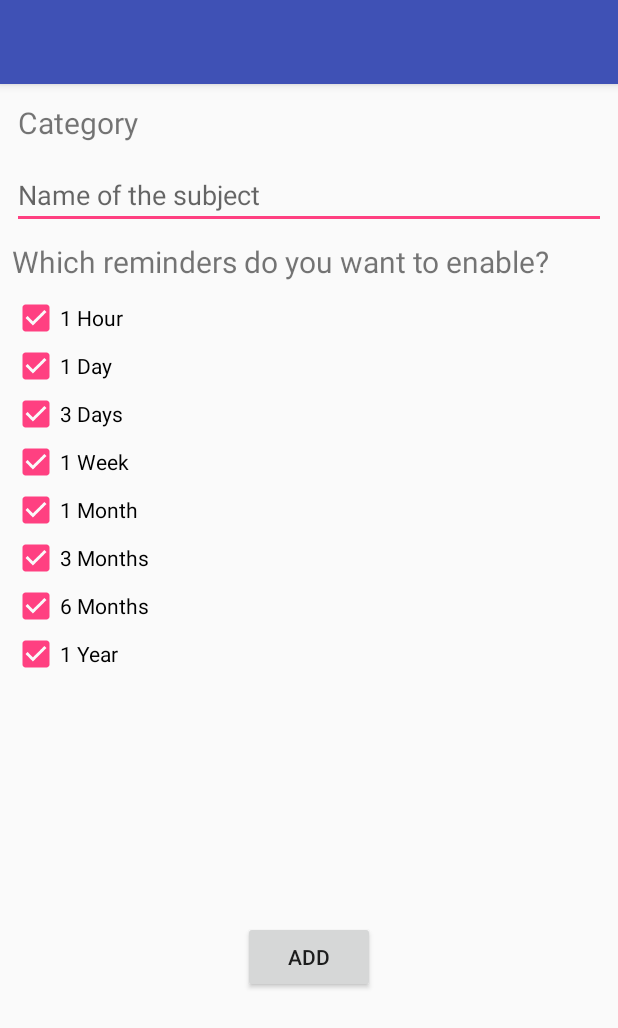
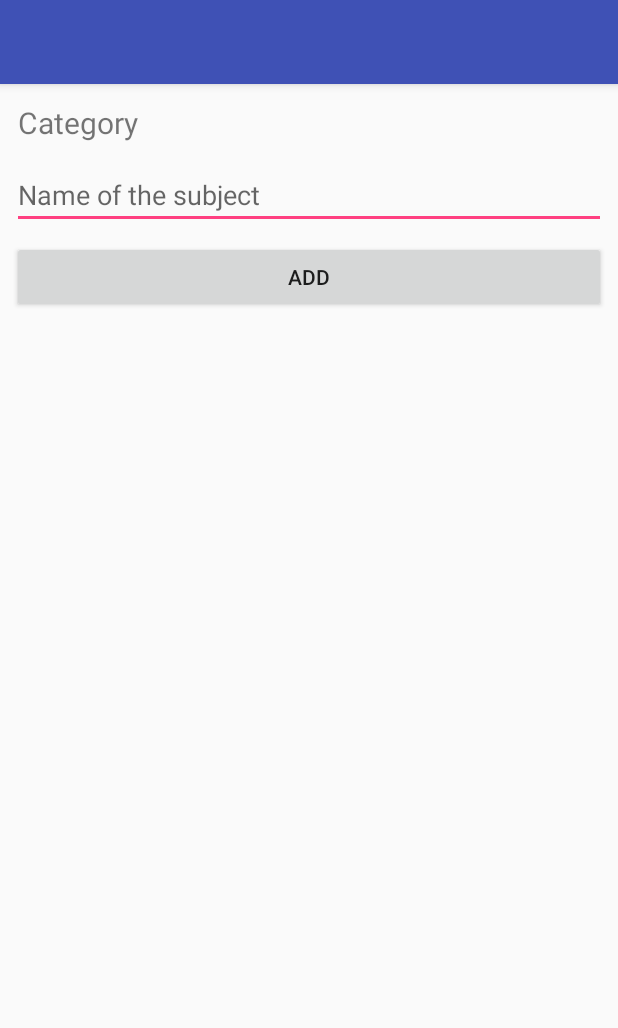
Before and after one commit to kknine/review-reminder-android, an Android app: the AddSubjectActivity screen opened directly, with no data from a screen before it, on a phone screen of 412 x 824 dp. Shown: the top 1028 px of the screen. Run offline under Robolectric (Android 15) with nearby library versions, the phone set to English and light mode, and no system bars.

Commit message:
Change to dynamic adding of reminders

```diff
--- a/app/src/main/java/com/kk9software/reviewreminder/data/ReviewContract.java
+++ b/app/src/main/java/com/kk9software/reviewreminder/data/ReviewContract.java
@@ -16,6 +16,7 @@ public class ReviewContract {
         public static final String COLUMN_SUBJECT_ID = "subject_id";
         public static final String COLUMN_REMINDER_TIME = "reminder_time";
         public static final String COLUMN_TIME_INTERVAL = "time_interval";
+        public static final String COLUMN_IF_COMPLETED = "if_completed";
     }
     public class CategoryEntry implements BaseColumns {
         public static final String TABLE_NAME = "categories";
--- a/app/src/main/res/layout/activity_add_subject.xml
+++ b/app/src/main/res/layout/activity_add_subject.xml
@@ -41,21 +41,21 @@
         android:layout_marginEnd="8dp"
         android:layout_marginTop="8dp" />
 
-    <TextView
-        android:id="@+id/ads_reminders_text"
-        android:layout_width="0dp"
-        android:layout_height="wrap_content"
-        android:layout_marginLeft="8dp"
-        android:layout_marginRight="8dp"
-        android:layout_marginTop="8dp"
-        android:text="Which reminders do you want to enable?"
-        android:textSize="20sp"
-        app:layout_constraintLeft_toLeftOf="parent"
-        app:layout_constraintRight_toRightOf="parent"
-        app:layout_constraintTop_toBottomOf="@+id/ads_subject_name"
-        app:layout_constraintHorizontal_bias="0.437"
-        android:layout_marginStart="8dp"
-        android:layout_marginEnd="8dp" />
+    <!--<TextView-->
+        <!--android:id="@+id/ads_reminders_text"-->
+        <!--android:layout_width="0dp"-->
+        <!--android:layout_height="wrap_content"-->
+        <!--android:layout_marginLeft="8dp"-->
+        <!--android:layout_marginRight="8dp"-->
+        <!--android:layout_marginTop="8dp"-->
+        <!--android:text="Which reminders do you want to enable?"-->
+        <!--android:textSize="20sp"-->
+        <!--app:layout_constraintLeft_toLeftOf="parent"-->
+        <!--app:layout_constraintRight_toRightOf="parent"-->
+        <!--app:layout_constraintTop_toBottomOf="@+id/ads_subject_name"-->
+        <!--app:layout_constraintHorizontal_bias="0.437"-->
+        <!--android:layout_marginStart="8dp"-->
+        <!--android:layout_marginEnd="8dp" />-->
 
     <TextView
         android:id="@+id/ads_category"
@@ -73,94 +73,92 @@
         android:layout_marginStart="8dp"
         android:layout_marginEnd="8dp" />
 
-    <LinearLayout
-        android:layout_width="0dp"
-        android:layout_height="wrap_content"
-        android:orientation="vertical"
-        android:layout_marginRight="8dp"
-        app:layout_constraintRight_toRightOf="parent"
-        android:layout_marginLeft="8dp"
-        app:layout_constraintLeft_toLeftOf="parent"
-        android:layout_marginTop="8dp"
-        app:layout_constraintTop_toBottomOf="@+id/ads_reminders_text"
-        app:layout_constraintHorizontal_bias="0.0"
-        android:id="@+id/linearLayout"
-        android:layout_marginStart="8dp"
-        android:layout_marginEnd="8dp">
+    <!--<LinearLayout-->
+        <!--android:layout_width="0dp"-->
+        <!--android:layout_height="wrap_content"-->
+        <!--android:orientation="vertical"-->
+        <!--android:layout_marginRight="8dp"-->
+        <!--app:layout_constraintRight_toRightOf="parent"-->
+        <!--android:layout_marginLeft="8dp"-->
+        <!--app:layout_constraintLeft_toLeftOf="parent"-->
+        <!--android:layout_marginTop="8dp"-->
+        <!--app:layout_constraintTop_toBottomOf="@+id/ads_reminders_text"-->
+        <!--app:layout_constraintHorizontal_bias="0.0"-->
+        <!--android:id="@+id/linearLayout"-->
+        <!--android:layout_marginStart="8dp"-->
+        <!--android:layout_marginEnd="8dp">-->
 
-        <CheckBox
-            android:id="@+id/ads_1h"
-            android:layout_width="match_parent"
-            android:layout_height="wrap_content"
-            android:checked="true"
-            android:text="1 Hour"
-            tools:layout_editor_absoluteX="49dp"
-            tools:layout_editor_absoluteY="159dp" />
+        <!--<CheckBox-->
+            <!--android:id="@+id/ads_1h"-->
+            <!--android:layout_width="match_parent"-->
+            <!--android:layout_height="wrap_content"-->
+            <!--android:checked="true"-->
+            <!--android:text="1 Hour"-->
+            <!--tools:layout_editor_absoluteX="49dp"-->
+            <!--tools:layout_editor_absoluteY="159dp" />-->
 
-        <CheckBox
-            android:id="@+id/ads_1d"
-            android:layout_width="match_parent"
-            android:layout_height="wrap_content"
-            android:checked="true"
-            android:text="1 Day" />
+        <!--<CheckBox-->
+            <!--android:id="@+id/ads_1d"-->
+            <!--android:layout_width="match_parent"-->
+            <!--android:layout_height="wrap_content"-->
+            <!--android:checked="true"-->
+            <!--android:text="1 Day" />-->
 
-        <CheckBox
-            android:id="@+id/ads_3d"
-            android:layout_width="match_parent"
-            android:layout_height="wrap_content"
-            android:checked="true"
-            android:text="3 Days" />
+        <!--<CheckBox-->
+            <!--android:id="@+id/ads_3d"-->
+            <!--android:layout_width="match_parent"-->
+            <!--android:layout_height="wrap_content"-->
+            <!--android:checked="true"-->
+            <!--android:text="3 Days" />-->
 
-        <CheckBox
-            android:id="@+id/ads_1w"
-            android:layout_width="match_parent"
-            android:layout_height="wrap_content"
-            android:checked="true"
-            android:text="1 Week" />
+        <!--<CheckBox-->
+            <!--android:id="@+id/ads_1w"-->
+            <!--android:layout_width="match_parent"-->
+            <!--android:layout_height="wrap_content"-->
+            <!--android:checked="true"-->
+            <!--android:text="1 Week" />-->
 
-        <CheckBox
-            android:id="@+id/ads_1m"
-            android:layout_width="match_parent"
-            android:layout_height="wrap_content"
-            android:checked="true"
-            android:text="1 Month" />
+        <!--<CheckBox-->
+            <!--android:id="@+id/ads_1m"-->
+            <!--android:layout_width="match_parent"-->
+            <!--android:layout_height="wrap_content"-->
+            <!--android:checked="true"-->
+            <!--android:text="1 Month" />-->
 
-        <CheckBox
-            android:id="@+id/ads_3m"
-            android:layout_width="match_parent"
-            android:layout_height="wrap_content"
-            android:checked="true"
-            android:text="3 Months" />
+        <!--<CheckBox-->
+            <!--android:id="@+id/ads_3m"-->
+            <!--android:layout_width="match_parent"-->
+            <!--android:layout_height="wrap_content"-->
+            <!--android:checked="true"-->
+            <!--android:text="3 Months" />-->
 
-        <CheckBox
-            android:id="@+id/ads_6m"
-            android:layout_width="match_parent"
-            android:layout_height="wrap_content"
-            android:checked="true"
-            android:text="6 Months" />
+        <!--<CheckBox-->
+            <!--android:id="@+id/ads_6m"-->
+            <!--android:layout_width="match_parent"-->
+            <!--android:layout_height="wrap_content"-->
+            <!--android:checked="true"-->
+            <!--android:text="6 Months" />-->
 
-        <CheckBox
-            android:id="@+id/ads_1y"
-            android:layout_width="match_parent"
-            android:layout_height="wrap_content"
-            android:checked="true"
-            android:text="1 Year" />
-    </LinearLayout>
+        <!--<CheckBox-->
+            <!--android:id="@+id/ads_1y"-->
+            <!--android:layout_width="match_parent"-->
+            <!--android:layout_height="wrap_content"-->
+            <!--android:checked="true"-->
+            <!--android:text="1 Year" />-->
+    <!--</LinearLayout>-->
 
     <Button
         android:id="@+id/ads_save"
-        android:layout_width="wrap_content"
+        android:layout_width="0dp"
         android:layout_height="wrap_content"
-        android:layout_marginBottom="8dp"
         android:layout_marginLeft="8dp"
         android:layout_marginRight="8dp"
         android:layout_marginTop="8dp"
         android:onClick="addNewSubject"
         android:text="Add"
-        app:layout_constraintBottom_toBottomOf="parent"
         app:layout_constraintLeft_toLeftOf="parent"
         app:layout_constraintRight_toRightOf="parent"
-        app:layout_constraintTop_toBottomOf="@+id/linearLayout"
+        app:layout_constraintTop_toBottomOf="@+id/ads_subject_name"
         android:layout_marginStart="8dp"
         android:layout_marginEnd="8dp" />
 
```
Also changed, not shown: app/src/main/java/com/kk9software/reviewreminder/AddSubjectActivity.java (+61 -59 lines), app/src/main/java/com/kk9software/reviewreminder/MainActivity.java (+5 -3 lines), app/src/main/java/com/kk9software/reviewreminder/data/DBHelper.java (+88 -29 lines), app/src/main/java/com/kk9software/reviewreminder/model/Reminder.java (+10 -8 lines).
